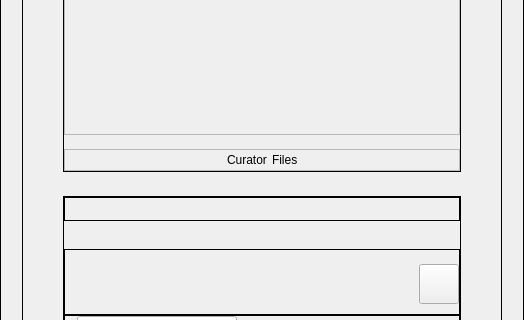
CSG-Development/owncloud-client, file src/gui/newwizard/pages/credentialspage.ui: the form before one commit; both pictures show x 0 to 524 and y 122 to 442 of the 524 by 803 pixel window.
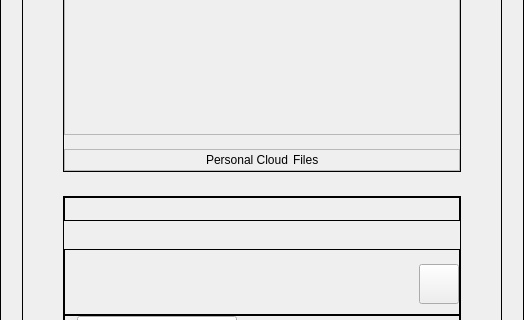
The form after the commit. Custom widgets are drawn as their Qt base class.

Diff of the .ui file:
```diff
--- a/src/gui/newwizard/pages/credentialspage.ui
+++ b/src/gui/newwizard/pages/credentialspage.ui
@@ -442,7 +442,7 @@
                   <item>
                    <widget class="QLabel" name="lblCurator">
                     <property name="text">
-                     <string>Curator</string>
+                     <string>Personal Cloud</string>
                     </property>
                    </widget>
                   </item>
```
Left out of the diff: 2 changed lines with no effect on the pictures.
